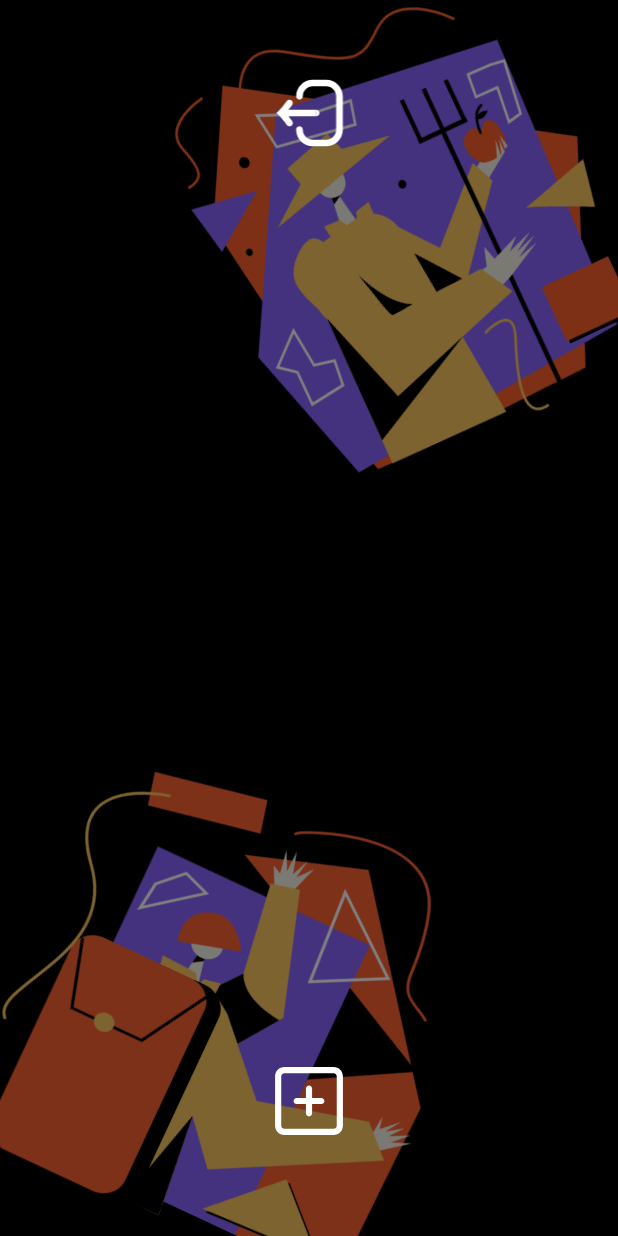
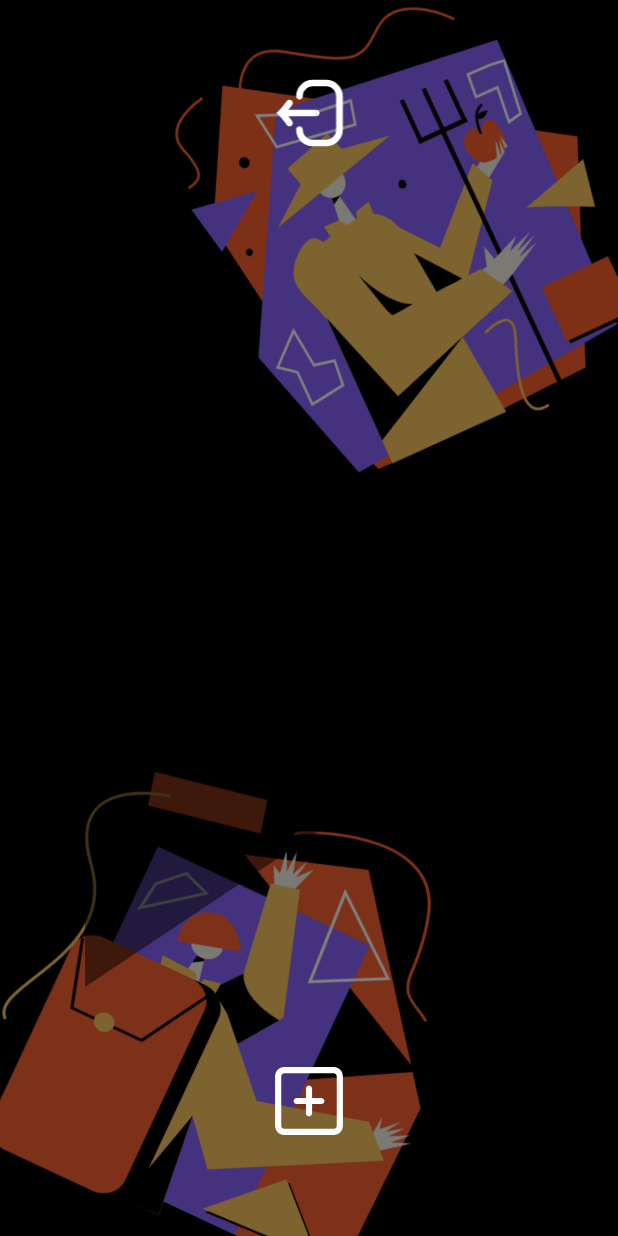
Before and after one commit to Vlazzzz/ToDoApp-ANDROID, an Android app: the HomeFragment screen opened through its navigation route, on a phone screen of 412 x 824 dp. Run offline under Robolectric (Android 15) with nearby library versions, the phone set to English and light mode, and no system bars; our stand-ins replace Firebase (no records; nobody signed in at launch, a user with empty details on screens opened directly).

Commit message:
Add shape for home frag background

```diff
--- /dev/null
+++ b/ToDoApp2/app/src/main/res/drawable/triangle_shape.xml
@@ -0,0 +1,15 @@
+<?xml version="1.0" encoding="utf-8"?>
+<vector xmlns:android="http://schemas.android.com/apk/res/android"
+    android:width="100dp"
+    android:height="100dp"
+    android:viewportWidth="100"
+    android:viewportHeight="100">
+
+    <!-- Draw the triangle shape -->
+    <path
+        android:fillColor="#80000000"
+    android:pathData="M20,10
+    L80,50
+    L20,90
+    Z" />
+</vector>
--- a/ToDoApp2/app/src/main/res/layout/fragment_home.xml
+++ b/ToDoApp2/app/src/main/res/layout/fragment_home.xml
@@ -38,6 +38,16 @@
         app:layout_constraintStart_toStartOf="parent"
         app:layout_constraintEnd_toEndOf="parent" />
 
+    <ImageView
+        android:id="@+id/triangleImageView"
+        android:layout_width="500dp"
+        android:layout_height="500dp"
+        android:layout_centerInParent="true"
+        android:src="@drawable/triangle_shape"
+        app:layout_constraintBottom_toTopOf="@+id/addBtnHome"
+        app:layout_constraintEnd_toEndOf="@+id/overlayView"
+        app:layout_constraintStart_toStartOf="@+id/overlayView" />
+
     <androidx.recyclerview.widget.RecyclerView
         android:id="@+id/recyclerView"
         android:layout_width="326dp"
```
